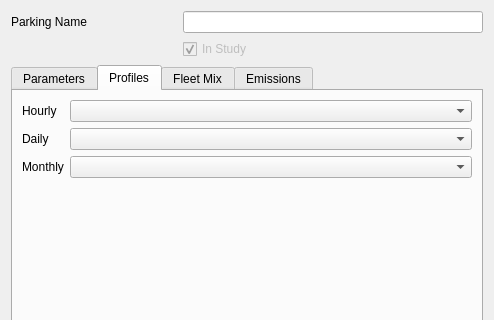
Before: the Qt Designer form open_alaqs/ui/ui_parkings.ui in eurocontrol-asu/open_alaqs, drawn with Qt 5; both pictures show x 0 to 494 and y 0 to 320 of the 494 by 483 pixel window.
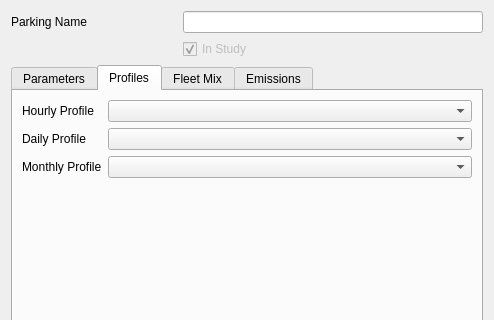
After: the same form once the commit is applied. The open tabs and pages were chosen to show the change.

What changed in the file:
```diff
--- a/open_alaqs/ui/ui_parkings.ui
+++ b/open_alaqs/ui/ui_parkings.ui
@@ -132,7 +132,7 @@
        <item row="0" column="0">
         <widget class="QLabel" name="label_9">
          <property name="text">
-          <string>Hourly</string>
+          <string>Hourly Profile</string>
          </property>
         </widget>
        </item>
@@ -142,7 +142,7 @@
        <item row="1" column="0">
         <widget class="QLabel" name="label_10">
          <property name="text">
-          <string>Daily</string>
+          <string>Daily Profile</string>
          </property>
         </widget>
        </item>
@@ -152,7 +152,7 @@
        <item row="2" column="0">
         <widget class="QLabel" name="label_11">
          <property name="text">
-          <string>Monthly</string>
+          <string>Monthly Profile</string>
          </property>
         </widget>
        </item>
```
Left out of the diff: 2 changed lines with no effect on the pictures.
